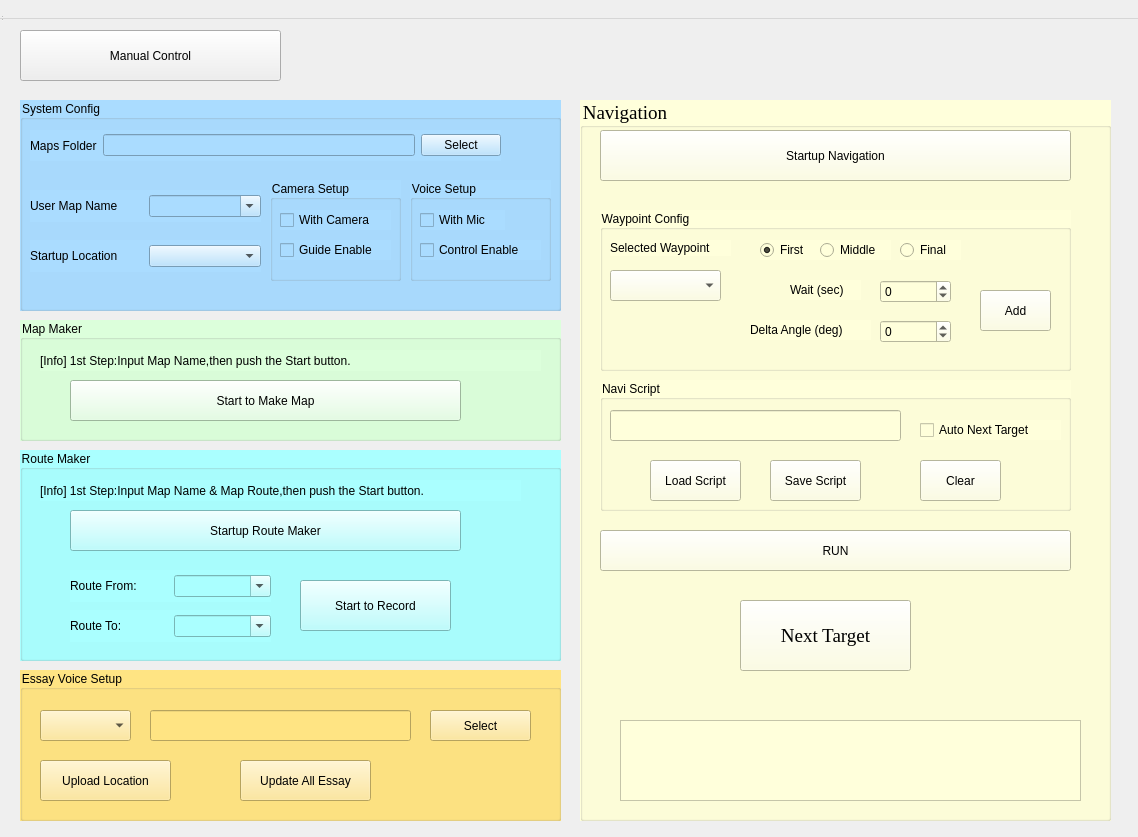
Above: src/GUI/src/mainwindow.ui from 7174952/mikuni-amr-3d-lidar before the change. Below: the same form after it.
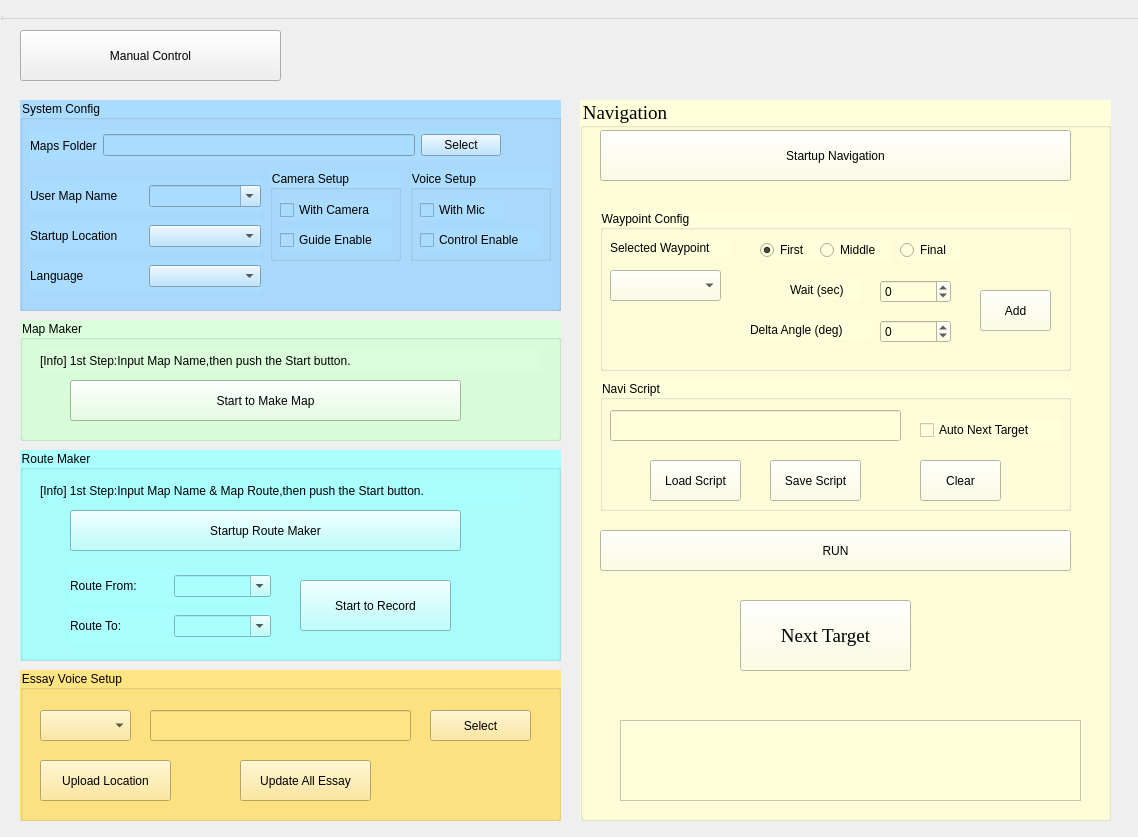
That is the form after the change.

Commit message: 言語選択を追加

Diff of the .ui file:
```diff
--- a/src/GUI/src/mainwindow.ui
+++ b/src/GUI/src/mainwindow.ui
@@ -103,7 +103,7 @@
      <property name="geometry">
       <rect>
        <x>10</x>
-       <y>90</y>
+       <y>80</y>
        <width>231</width>
        <height>32</height>
       </rect>
@@ -132,7 +132,7 @@
      <property name="geometry">
       <rect>
        <x>10</x>
-       <y>140</y>
+       <y>120</y>
        <width>231</width>
        <height>32</height>
       </rect>
@@ -161,9 +161,9 @@
      <property name="geometry">
       <rect>
        <x>250</x>
-       <y>80</y>
+       <y>70</y>
        <width>131</width>
-       <height>101</height>
+       <height>91</height>
       </rect>
      </property>
      <property name="styleSheet">
@@ -206,9 +206,9 @@
      <property name="geometry">
       <rect>
        <x>390</x>
-       <y>80</y>
+       <y>70</y>
        <width>141</width>
-       <height>101</height>
+       <height>91</height>
       </rect>
      </property>
      <property name="styleSheet">
@@ -256,6 +256,38 @@
       </property>
      </widget>
     </widget>
+    <widget class="QWidget" name="layoutWidget">
+     <property name="geometry">
+      <rect>
+       <x>10</x>
+       <y>160</y>
+       <width>231</width>
+       <height>32</height>
+      </rect>
+     </property>
+     <layout class="QHBoxLayout" name="horizontalLayout">
+      <item>
+       <widget class="QLabel" name="label_language">
+        <property name="styleSheet">
+         <string notr="true">font:12pt &quot;Times New Roman&quot;;</string>
+        </property>
+        <property name="text">
+         <string>Language</string>
+        </property>
+       </widget>
+      </item>
+      <item>
+       <widget class="QComboBox" name="comboBox_language">
+        <property name="editable">
+         <bool>false</bool>
+        </property>
+        <property name="insertPolicy">
+         <enum>QComboBox::InsertAtBottom</enum>
+        </property>
+       </widget>
+      </item>
+     </layout>
+    </widget>
    </widget>
    <widget class="QGroupBox" name="groupBox_MapMaker">
     <property name="geometry">
```
The commit also changes 2 other files.
